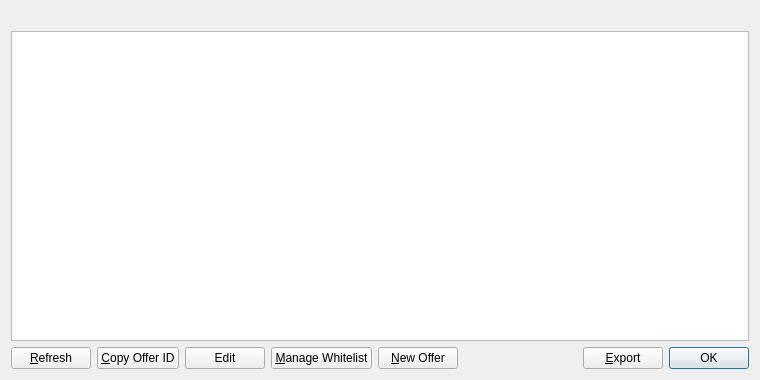
Above: src/qt/forms/myofferlistpage.ui from willyko/syscoin2 before the change. Below: the same form after it.
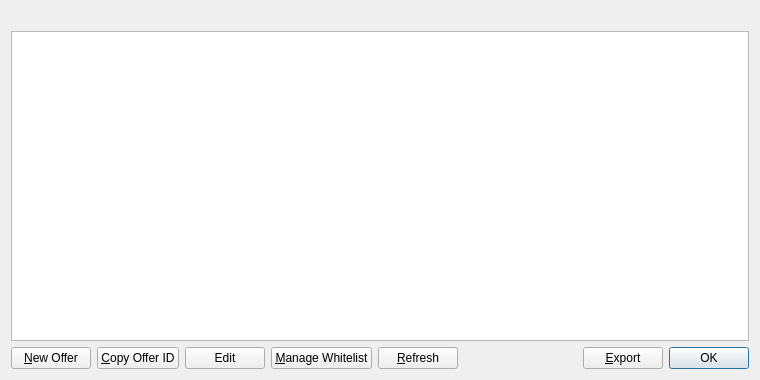
That is the form after the change.

The edit to the form file:
```diff
--- a/src/qt/forms/myofferlistpage.ui
+++ b/src/qt/forms/myofferlistpage.ui
@@ -55,15 +55,12 @@
    <item>
     <layout class="QHBoxLayout" name="horizontalLayout">
      <item>
-      <widget class="QPushButton" name="refreshButton">
-       <property name="maximumSize">
-        <size>
-         <width>16777215</width>
-         <height>48</height>
-        </size>
+      <widget class="QPushButton" name="newOffer">
+       <property name="toolTip">
+        <string>&lt;html&gt;&lt;head/&gt;&lt;body&gt;&lt;p&gt;Create a new alias&lt;/p&gt;&lt;/body&gt;&lt;/html&gt;</string>
        </property>
        <property name="text">
-        <string>&amp;Refresh</string>
+        <string>&amp;New Offer</string>
        </property>
       </widget>
      </item>
@@ -92,12 +89,15 @@
       </widget>
      </item>
      <item>
-      <widget class="QPushButton" name="newOffer">
-       <property name="toolTip">
-        <string>&lt;html&gt;&lt;head/&gt;&lt;body&gt;&lt;p&gt;Create a new alias&lt;/p&gt;&lt;/body&gt;&lt;/html&gt;</string>
+      <widget class="QPushButton" name="refreshButton">
+       <property name="maximumSize">
+        <size>
+         <width>16777215</width>
+         <height>48</height>
+        </size>
        </property>
        <property name="text">
-        <string>&amp;New Offer</string>
+        <string>&amp;Refresh</string>
        </property>
       </widget>
      </item>
```
